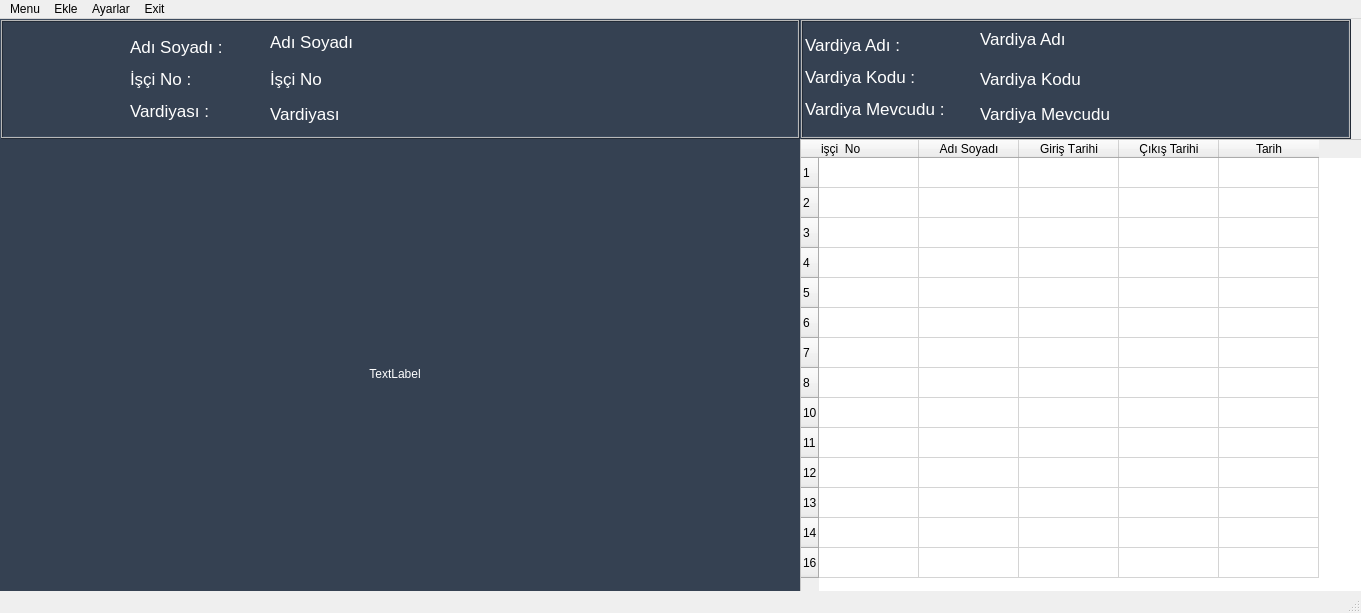
Qt form design_pages/MainWindow.ui (hakanngul/Yuz-Tanima-Guvenlik-Sistemi-MongoDB) before a commit.
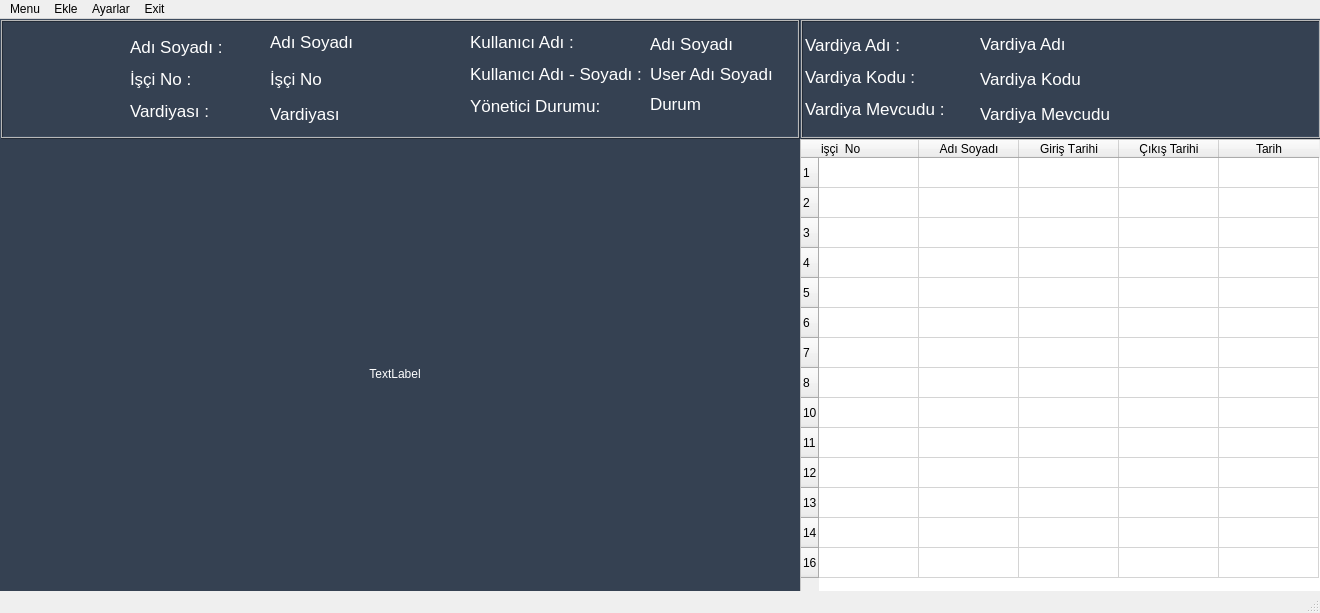
The same form after that commit. Icons and pictures are not drawn.

```diff
--- a/design_pages/MainWindow.ui
+++ b/design_pages/MainWindow.ui
@@ -9,7 +9,7 @@
    <rect>
     <x>0</x>
     <y>0</y>
-    <width>1361</width>
+    <width>1320</width>
     <height>613</height>
    </rect>
   </property>
@@ -79,7 +79,7 @@
      <rect>
       <x>800</x>
       <y>120</y>
-      <width>571</width>
+      <width>521</width>
       <height>471</height>
      </rect>
     </property>
@@ -347,13 +347,88 @@
       <bool>true</bool>
      </property>
     </widget>
+    <widget class="QLabel" name="labelGirisCikis_5">
+     <property name="geometry">
+      <rect>
+       <x>470</x>
+       <y>0</y>
+       <width>171</width>
+       <height>111</height>
+      </rect>
+     </property>
+     <property name="font">
+      <font>
+       <pointsize>13</pointsize>
+      </font>
+     </property>
+     <property name="styleSheet">
+      <string notr="true">background-color: rgba(0,0,0,0%)</string>
+     </property>
+     <property name="text">
+      <string>&lt;html&gt;&lt;head/&gt;&lt;body&gt;&lt;p&gt;Kullanıcı Adı :&lt;/p&gt;&lt;p&gt;Kullanıcı Adı - Soyadı :&lt;/p&gt;&lt;p&gt;Yönetici Durumu:&lt;/p&gt;&lt;/body&gt;&lt;/html&gt;</string>
+     </property>
+    </widget>
+    <widget class="QLabel" name="label_username">
+     <property name="geometry">
+      <rect>
+       <x>650</x>
+       <y>10</y>
+       <width>131</width>
+       <height>30</height>
+      </rect>
+     </property>
+     <property name="font">
+      <font>
+       <pointsize>13</pointsize>
+      </font>
+     </property>
+     <property name="text">
+      <string>Adı Soyadı</string>
+     </property>
+    </widget>
+    <widget class="QLabel" name="label_name_lastname">
+     <property name="geometry">
+      <rect>
+       <x>650</x>
+       <y>40</y>
+       <width>131</width>
+       <height>30</height>
+      </rect>
+     </property>
+     <property name="font">
+      <font>
+       <pointsize>13</pointsize>
+      </font>
+     </property>
+     <property name="text">
+      <string>User Adı Soyadı</string>
+     </property>
+    </widget>
+    <widget class="QLabel" name="label_durum">
+     <property name="geometry">
+      <rect>
+       <x>650</x>
+       <y>70</y>
+       <width>131</width>
+       <height>30</height>
+      </rect>
+     </property>
+     <property name="font">
+      <font>
+       <pointsize>13</pointsize>
+      </font>
+     </property>
+     <property name="text">
+      <string>Durum</string>
+     </property>
+    </widget>
    </widget>
    <widget class="QFrame" name="ders_info">
     <property name="geometry">
      <rect>
       <x>800</x>
       <y>0</y>
-      <width>551</width>
+      <width>521</width>
       <height>120</height>
      </rect>
     </property>
@@ -430,7 +505,7 @@
      <property name="geometry">
       <rect>
        <x>180</x>
-       <y>5</y>
+       <y>10</y>
        <width>231</width>
        <height>30</height>
       </rect>
@@ -451,7 +526,7 @@
     <rect>
      <x>0</x>
      <y>0</y>
-     <width>1361</width>
+     <width>1320</width>
      <height>21</height>
     </rect>
    </property>
```
Left out of the diff: 6 changed lines with no effect on the pictures.
